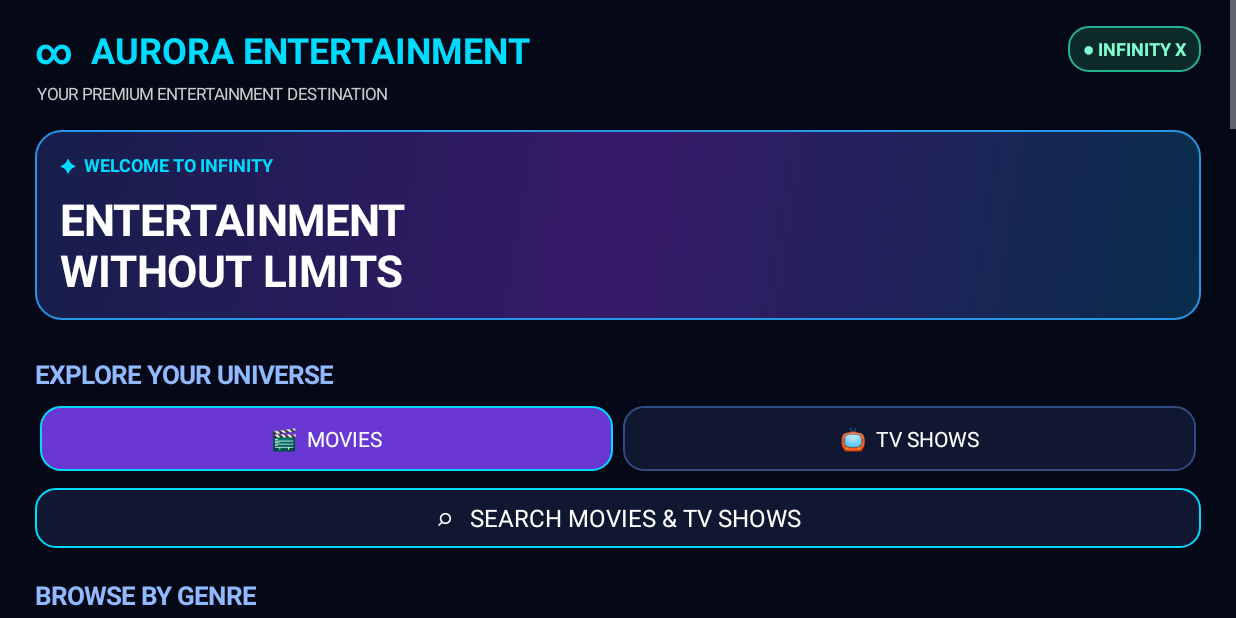
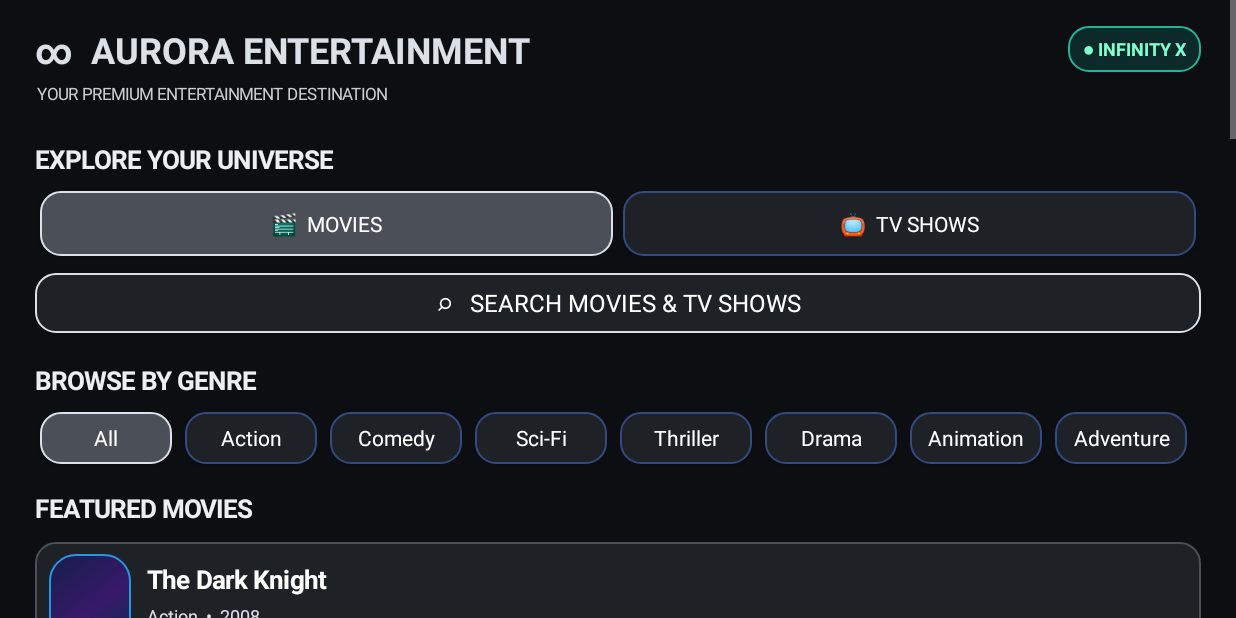
Before and after one commit to iishaqbaig94-dotcom/AuroraTvLauncher-, an Android app: the MovieHubActivity screen opened directly, with no data from a screen before it, on a phone screen of 824 x 412 dp (held sideways). Run offline under Robolectric (Android 15) with nearby library versions, the phone set to English and light mode, and no system bars.

Commit message:
Update MovieHubActivity UI

```diff
--- a/app/src/main/java/com/aurora/tvlauncher/MovieHubActivity.java
+++ b/app/src/main/java/com/aurora/tvlauncher/MovieHubActivity.java
@@ -40,10 +40,10 @@ public class MovieHubActivity extends Activity {
     private String selectedGenre = "All";
     private String searchQuery = "";
 
-    private final int CYAN = Color.rgb(0, 220, 255);
-    private final int PURPLE = Color.rgb(105, 55, 210);
-    private final int DARK = Color.rgb(5, 8, 23);
-    private final int CARD = Color.rgb(16, 23, 48);
+    private final int CYAN = Color.rgb(220, 225, 232);
+private final int PURPLE = Color.rgb(75, 80, 88);
+private final int DARK = Color.rgb(12, 14, 17);
+private final int CARD = Color.rgb(30, 33, 38);
 
     private static final ExecutorService posterExecutor =
         Executors.newFixedThreadPool(3);
@@ -188,7 +188,6 @@ public class MovieHubActivity extends Activity {
         initialFocus = null;
 
         addTopBar();
-        addHero();
 
         addHeading("EXPLORE YOUR UNIVERSE");
 
@@ -491,11 +490,11 @@ private View findFocusableByKey(
 
         card.setOnFocusChangeListener((v, focused) -> {
     card.setBackground(makeBackground(
-                focused ? Color.rgb(39, 35, 90) : CARD,
-                focused ? CYAN : PURPLE
+        focused ? Color.rgb(65, 70, 78) : CARD,
+        focused ? Color.WHITE : Color.rgb(75, 80, 88)
     ));
-            card.setScaleX(focused ? 1.025f : 1f);
-            card.setScaleY(focused ? 1.025f : 1f);
+    card.setScaleX(focused ? 1.04f : 1f);
+    card.setScaleY(focused ? 1.04f : 1f);
 });
 
         LinearLayout.LayoutParams params =
@@ -638,39 +637,6 @@ private View findFocusableByKey(
         content.addView(subtitle);
     }
 
-    private void addHero() {
-        LinearLayout hero = new LinearLayout(this);
-        hero.setOrientation(LinearLayout.VERTICAL);
-        hero.setGravity(Gravity.CENTER_VERTICAL);
-        hero.setPadding(25, 22, 25, 22);
-        hero.setBackground(makeHeroBackground());
-
-        TextView tag = new TextView(this);
-        tag.setText("✦  WELCOME TO INFINITY");
-        tag.setTextColor(CYAN);
-        tag.setTextSize(12);
-        tag.setTypeface(null, Typeface.BOLD);
-        hero.addView(tag);
-
-        TextView heading = new TextView(this);
-        heading.setText("ENTERTAINMENT\nWITHOUT LIMITS");
-        heading.setTextColor(Color.WHITE);
-        heading.setTextSize(29);
-        heading.setTypeface(null, Typeface.BOLD);
-        heading.setPadding(0, 12, 0, 8);
-        hero.addView(heading);
-
-        TextView description = new TextView(this);
-        description.setText("Movies  •  Series  •  Your favourite apps");
-        description.setTextColor(Color.rgb(195, 210, 240));
-        description.setTextSize(14);
-        hero.addView(description);
-
-        LinearLayout.LayoutParams params =
-            new LinearLayout.LayoutParams(-1, 190);
-        params.setMargins(0, 10, 0, 15);
-        content.addView(hero, params);
-    }
 
     private void addTab(LinearLayout parent, String label, String value) {
         Button button = makeButton(label);
@@ -851,7 +817,7 @@ private View findFocusableByKey(
     private void addHeading(String text) {
         TextView heading = new TextView(this);
         heading.setText(text);
-        heading.setTextColor(Color.rgb(145, 185, 255));
+        heading.setTextColor(Color.rgb(235, 238, 242));
         heading.setTextSize(17);
         heading.setTypeface(null, Typeface.BOLD);
         heading.setPadding(0, 22, 0, 10);
@@ -886,11 +852,11 @@ private View findFocusableByKey(
         button.setPadding(12, 5, 12, 5);
 
         GradientDrawable normal = makeBackground(
-            CARD, Color.rgb(45, 95, 180)
+    CARD, Color.rgb(75, 80, 88)
 );
 
 GradientDrawable focused = makeBackground(
-            Color.rgb(48, 38, 105), CYAN
+    Color.rgb(65, 70, 78), Color.WHITE
 );
 
         button.setBackground(normal);
```
Lines whose indentation alone changed are shown as unchanged.
